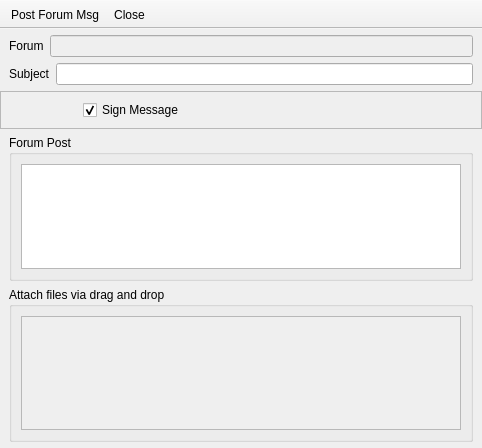
Above: retroshare-gui/src/gui/forumsv2/CreateForumV2Msg.ui from RetroShare/RetroShare before the change. Below: the same form after it.
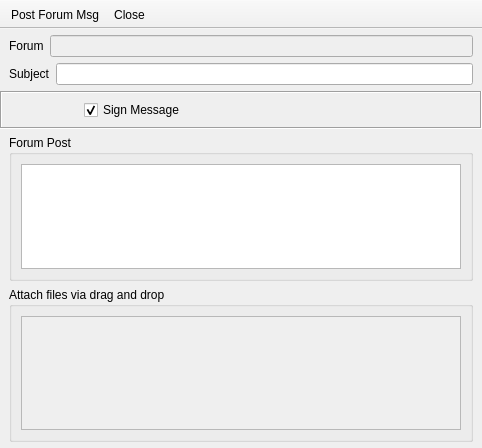
That is the form after the change. Icons and pictures are not drawn. Custom widgets are drawn as their Qt base class.

The edit to the form file:
```diff
--- a/retroshare-gui/src/gui/forumsv2/CreateForumV2Msg.ui
+++ b/retroshare-gui/src/gui/forumsv2/CreateForumV2Msg.ui
@@ -89,10 +89,10 @@
          </size>
         </property>
         <property name="frameShape">
-         <enum>QFrame::StyledPanel</enum>
+         <enum>QFrame::Box</enum>
         </property>
         <property name="frameShadow">
-         <enum>QFrame::Raised</enum>
+         <enum>QFrame::Sunken</enum>
         </property>
         <layout class="QHBoxLayout">
          <property name="margin">
```
